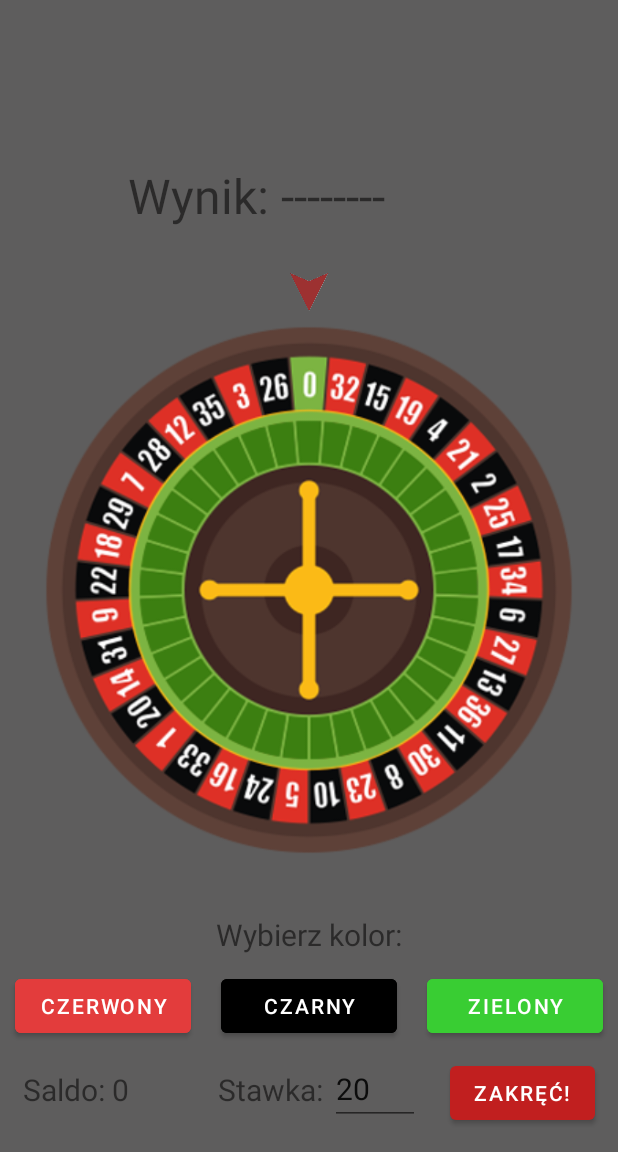
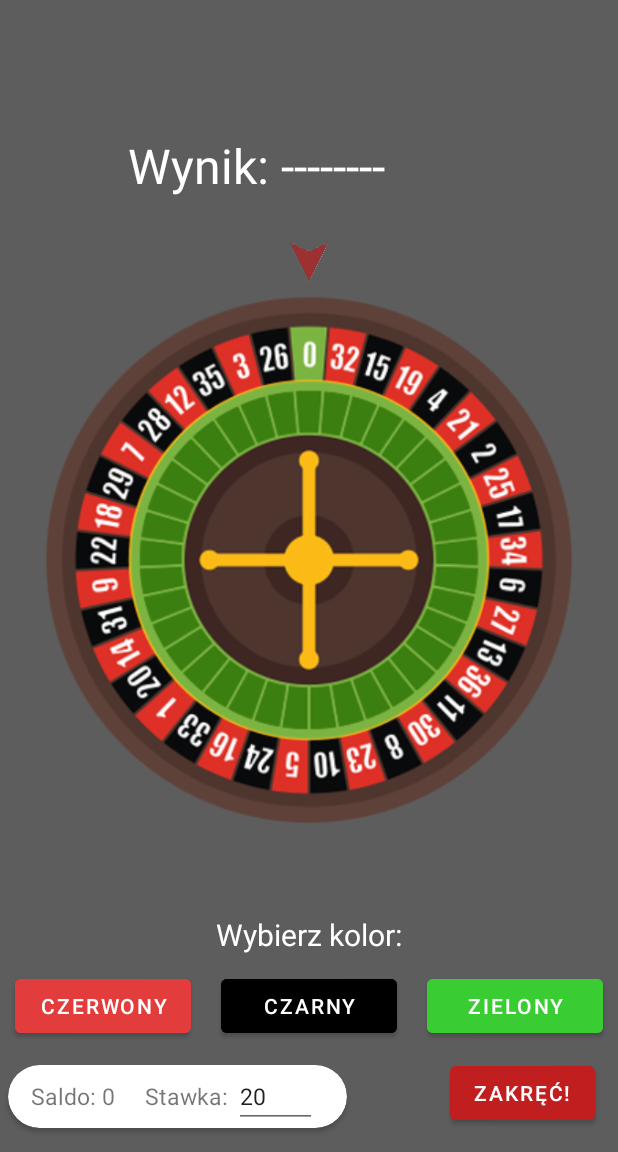
Before and after one commit to Michali0/cashino, an Android app: the HomeActivity screen opened directly, with no data from a screen before it, after a tap on "Ruletka", on a phone screen of 412 x 824 dp, the part 84-1236 px from its top. Run offline under Robolectric (Android 15) with nearby library versions, the phone set to English and light mode, and no system bars; our stand-ins replace Firebase (no records; nobody signed in at launch, a user with empty details on screens opened directly); 1 statement that could not run was skipped.

Commit message:
Dodanie "O programie", uzupełnienie drawer menu, drobne zmiany wizualne

```diff
--- a/app/src/main/AndroidManifest.xml
+++ b/app/src/main/AndroidManifest.xml
@@ -11,6 +11,9 @@
         android:supportsRtl="true"
         android:theme="@style/Theme.Cashino"
         tools:targetApi="31">
+        <activity
+            android:name=".AboutActivity"
+            android:exported="false" />
         <activity
             android:name=".HomeActivity"
             android:exported="false" />
--- a/app/src/main/java/pl/wincenciuk/cashino/HomeActivity.kt
+++ b/app/src/main/java/pl/wincenciuk/cashino/HomeActivity.kt
@@ -45,6 +45,7 @@ class HomeActivity : AppCompatActivity(), NavigationView.OnNavigationItemSelecte
             R.id.drawer_ruletka -> supportFragmentManager.beginTransaction().replace(fragmentContainer, RouletteFragment()).commit()
             R.id.drawer_slots -> supportFragmentManager.beginTransaction().replace(fragmentContainer, FragmentSlots()).commit()
             R.id.drawer_black -> supportFragmentManager.beginTransaction().replace(fragmentContainer, BlackJackFragment()).commit()
+            R.id.drawer_about -> supportFragmentManager.beginTransaction().replace(fragmentContainer, AboutFragment()).commit()
         }
 
         drawerLayout.closeDrawer(GravityCompat.START)
--- a/app/src/main/java/pl/wincenciuk/cashino/MainActivity.kt
+++ b/app/src/main/java/pl/wincenciuk/cashino/MainActivity.kt
@@ -5,6 +5,8 @@ import android.content.Intent
 import androidx.appcompat.app.AppCompatActivity
 import android.os.Bundle
 import android.util.Log
+import android.view.Menu
+import android.view.MenuItem
 import android.widget.Button
 import android.widget.EditText
 import android.widget.Toast
@@ -61,4 +63,6 @@ class MainActivity : AppCompatActivity() {
             }
         }
     }
+
+
 }
--- /dev/null
+++ b/app/src/main/res/drawable/baseline_about.xml
@@ -0,0 +1,5 @@
+<vector android:height="24dp" android:tint="#C11F1F"
+    android:viewportHeight="24" android:viewportWidth="24"
+    android:width="24dp" xmlns:android="http://schemas.android.com/apk/res/android">
+    <path android:fillColor="@android:color/white" android:pathData="M12,2C6.48,2 2,6.48 2,12s4.48,10 10,10 10,-4.48 10,-10S17.52,2 12,2zM13,17h-2v-6h2v6zM13,9h-2L11,7h2v2z"/>
+</vector>
--- a/app/src/main/res/layout/drawer_header.xml
+++ b/app/src/main/res/layout/drawer_header.xml
@@ -11,7 +11,7 @@
         android:layout_width="wrap_content"
         android:layout_height="wrap_content"
         android:src="@mipmap/ic_launcher"
-        android:layout_marginTop="50dp"
+        android:layout_marginTop="40dp"
         android:contentDescription="Ikona"/>
 
     <TextView
@@ -20,12 +20,13 @@
         android:paddingTop="8dp"
         android:textSize="25sp"
         android:text="Cashino"
-        style="@style/TextAppearance.AppCompat.Body1"
+
         android:textColor="@color/white"/>
 
     <TextView
         android:layout_width="wrap_content"
         android:layout_height="wrap_content"
+        android:textSize="13sp"
         android:text="Wojskowa Akademia Techniczna"
         android:textColor="@color/white"/>
 
--- a/app/src/main/res/layout/fragment_menu.xml
+++ b/app/src/main/res/layout/fragment_menu.xml
@@ -9,7 +9,7 @@
     <TextView
         android:id="@+id/textViewWelcome"
         android:textSize="50sp"
-        android:padding="10dp"
+        android:padding="15dp"
         android:textStyle="bold"
         android:layout_width="wrap_content"
         android:layout_height="wrap_content"
@@ -24,7 +24,7 @@
         android:layout_height="wrap_content"
         android:text="Wybierz jedną z poniższych gier:"
         android:textSize="20sp"
-        android:padding="10dp"
+        android:padding="25dp"
         app:layout_constraintEnd_toEndOf="parent"
         app:layout_constraintStart_toStartOf="parent"
         app:layout_constraintTop_toBottomOf="@id/textViewWelcome" />
--- a/app/src/main/res/layout/fragment_roulette.xml
+++ b/app/src/main/res/layout/fragment_roulette.xml
@@ -4,7 +4,8 @@
     xmlns:tools="http://schemas.android.com/tools"
     android:layout_width="match_parent"
     android:layout_height="match_parent"
-    tools:context=".RouletteFragment">
+    tools:context=".RouletteFragment"
+    android:background="@color/second">
 
     <Button
         android:id="@+id/spinBtn2"
@@ -22,6 +23,7 @@
             android:layout_height="wrap_content"
             android:text="Wynik: "
             android:textSize="32sp"
+            android:textColor="@color/white"
             android:layout_marginLeft="85dp"
             android:layout_above="@+id/pointerSpin"
             android:layout_marginBottom="30dp"/>
@@ -32,6 +34,7 @@
         android:layout_toEndOf="@+id/wynikW"
         android:layout_above="@+id/pointerSpin"
         android:textSize="32sp"
+        android:textColor="@color/white"
         android:layout_marginBottom="30dp"
         android:text="--------"/>
 
@@ -43,7 +46,7 @@
         android:layout_centerInParent="true"
         android:layout_marginLeft="20dp"
         android:layout_marginRight="20dp"
-        android:layout_marginBottom="30dp"
+        android:layout_marginBottom="50dp"
         android:adjustViewBounds="true"
         android:scaleType="centerInside"
         android:layout_above="@id/wybKolor"
@@ -56,51 +59,75 @@
         android:layout_centerHorizontal="true"
         android:layout_above="@id/wheel2"
         android:src="@drawable/roulette_pointer4"/>
+
+
+    <androidx.cardview.widget.CardView
+        android:id="@+id/cVRoulette"
+        android:layout_width="wrap_content"
+        android:layout_height="wrap_content"
+        android:layout_below="@+id/linearBottom"
+        android:layout_alignParentStart="true"
+        app:cardCornerRadius="25dp"
+        android:layout_margin="5dp"
+        app:cardBackgroundColor="@color/white">
+
+
+        <LinearLayout
+            android:layout_width="wrap_content"
+            android:layout_height="wrap_content"
+            android:layout_gravity="center"
+            tools:ignore="UseCompoundDrawables">
+
             <TextView
                 android:id="@+id/saldoS"
                 android:layout_width="wrap_content"
                 android:layout_height="wrap_content"
+                android:layout_alignParentLeft="true"
+                android:layout_alignParentBottom="true"
+                android:layout_marginLeft="15dp"
                 android:text="Saldo: "
-        android:textSize="20sp"
-        android:layout_marginBottom="28dp"
-        android:layout_marginLeft="15dp"
-        android:layout_alignParentBottom="true"
-        android:layout_alignParentLeft="true"/>
+                android:textSize="15sp" />
+
             <TextView
                 android:id="@+id/saldoText"
                 android:layout_width="wrap_content"
                 android:layout_height="wrap_content"
+                android:layout_alignParentBottom="true"
+                android:layout_marginRight="20dp"
                 android:layout_toEndOf="@+id/saldoS"
-        android:layout_alignParentBottom="true"
-        android:layout_marginBottom="28dp"
-        android:layout_marginRight="20dp"
-        android:textSize="20sp"
-        android:text="----------"/>
+                android:text="----------"
+                android:textSize="15sp" />
+
             <TextView
                 android:id="@+id/stawkaS"
                 android:layout_width="wrap_content"
                 android:layout_height="wrap_content"
+                android:layout_alignParentBottom="true"
+                android:layout_toStartOf="@id/stawkaText"
                 android:text="Stawka: "
-        android:textSize="20sp"
-        android:layout_toStartOf="@id/stawkaText"
-        android:layout_marginBottom="28dp"
-        android:layout_alignParentBottom="true"/>
+                android:textSize="15sp" />
+
             <EditText
                 android:id="@+id/stawkaText"
+                android:layout_width="55dp"
+                android:layout_height="wrap_content"
+                android:layout_alignParentBottom="true"
+                android:layout_marginRight="20dp"
+                android:layout_toStartOf="@id/spinBtn2"
                 android:inputType="number"
-        android:layout_width="60dp"
-        android:layout_height="wrap_content"
-        android:layout_toStartOf="@id/spinBtn2"
-        android:layout_alignParentBottom="true"
-        android:layout_marginBottom="18dp"
-        android:layout_marginRight="20dp"
-        android:textSize="20sp"
-        android:text="20"/>
+                android:text="20"
+                android:textSize="15sp" />
+
+        </LinearLayout>
+    </androidx.cardview.widget.CardView>
+
+
     <TextView
         android:id="@+id/wybKolor"
         android:layout_width="wrap_content"
         android:layout_height="wrap_content"
         android:text="Wybierz kolor:"
+        android:textColor="@color/white"
         android:textSize="20sp"
         android:layout_above="@id/linearBottom"
         android:layout_centerHorizontal="true"/>
@@ -112,7 +139,7 @@
 
         <Button
             android:id="@+id/btnRed"
-            android:layout_width="100dp"
+            android:layout_width="90dp"
             android:layout_height="wrap_content"
             android:layout_weight="1"
             android:layout_margin="10dp"
@@ -120,7 +147,7 @@
             android:backgroundTint="@color/red"/>
         <Button
             android:id="@+id/btnBlack"
-            android:layout_width="100dp"
+            android:layout_width="90dp"
             android:layout_height="wrap_content"
             android:layout_weight="1"
             android:layout_margin="10dp"
@@ -128,7 +155,7 @@
             android:backgroundTint="@color/black" />
         <Button
             android:id="@+id/btnGreen"
-            android:layout_width="100dp"
+            android:layout_width="90dp"
             android:layout_height="wrap_content"
             android:layout_weight="1"
             android:layout_margin="10dp"
--- a/app/src/main/res/menu/drawer_menu.xml
+++ b/app/src/main/res/menu/drawer_menu.xml
@@ -1,7 +1,7 @@
 <?xml version="1.0" encoding="utf-8"?>
 <menu xmlns:android="http://schemas.android.com/apk/res/android"
     xmlns:tools="http://schemas.android.com/tools"
-    tools:showIn="navigation_view">>
+    tools:showIn="navigation_view">
 
     <group android:checkableBehavior="single">
 
@@ -9,19 +9,35 @@
             android:id="@+id/drawer_menu"
             android:icon="@drawable/baseline_menu"
             android:title="Menu"/>
-        <item
+
+    </group>
+
+    <item android:title="Gry">
+        <menu>
+            <item
             android:id="@+id/drawer_ruletka"
             android:icon="@drawable/baseline_roulette"
             android:title="Roulette"/>
-        <item
+            <item
             android:id="@+id/drawer_black"
             android:icon="@drawable/baseline_blackjack"
             android:title="Blackjack"/>
-        <item
+            <item
             android:id="@+id/drawer_slots"
             android:icon="@drawable/baseline_slots"
             android:title="Slots" />
+        </menu>
+    </item>
 
-    </group>
+    <item android:title="Dodatkowe informacje">
+        <menu>
+            <item
+            android:id="@+id/drawer_about"
+            android:icon="@drawable/baseline_about"
+            android:title="O programie" />
+
+        </menu>
+    </item>
+
 
 </menu>
--- a/app/src/main/res/values/strings.xml
+++ b/app/src/main/res/values/strings.xml
@@ -6,6 +6,11 @@
     <string name="btnText">Zakręć!</string>
     <string name="loginEt">Login</string>
     <string name="menu_welcome">Witaj!</string>
+    <string name="main_menu_about">O programie</string>
+    <string name="about_activity_app_name">Cashino</string>
+    <string name="about_activity_version">Wersja 1.0</string>
+    <string name="about_activity_description">Wojskowa Akademia Techniczna</string>
+    <string name="about_activity_authors">Autorzy:</string>
     <string name="passwordEt">Hasło</string>
     <string name="btnLogin">Zaloguj</string>
     <string name="open_navigation_bar">Open navigation bar</string>
--- a/app/src/main/res/values/themes.xml
+++ b/app/src/main/res/values/themes.xml
@@ -14,7 +14,11 @@
         <!-- Customize your theme here. -->
         <item name="windowActionBar">false</item>
         <item name="windowNoTitle">true</item>
+
+
     </style>
+
+
 
 
     <style name="CardView.Cashino">
```
Also changed, not shown: app/src/main/java/pl/wincenciuk/cashino/AboutFragment.kt (added, +26 -0 lines), app/src/main/res/layout/fragment_about.xml (added, +123 -0 lines). Lines whose indentation alone changed are shown as unchanged.
